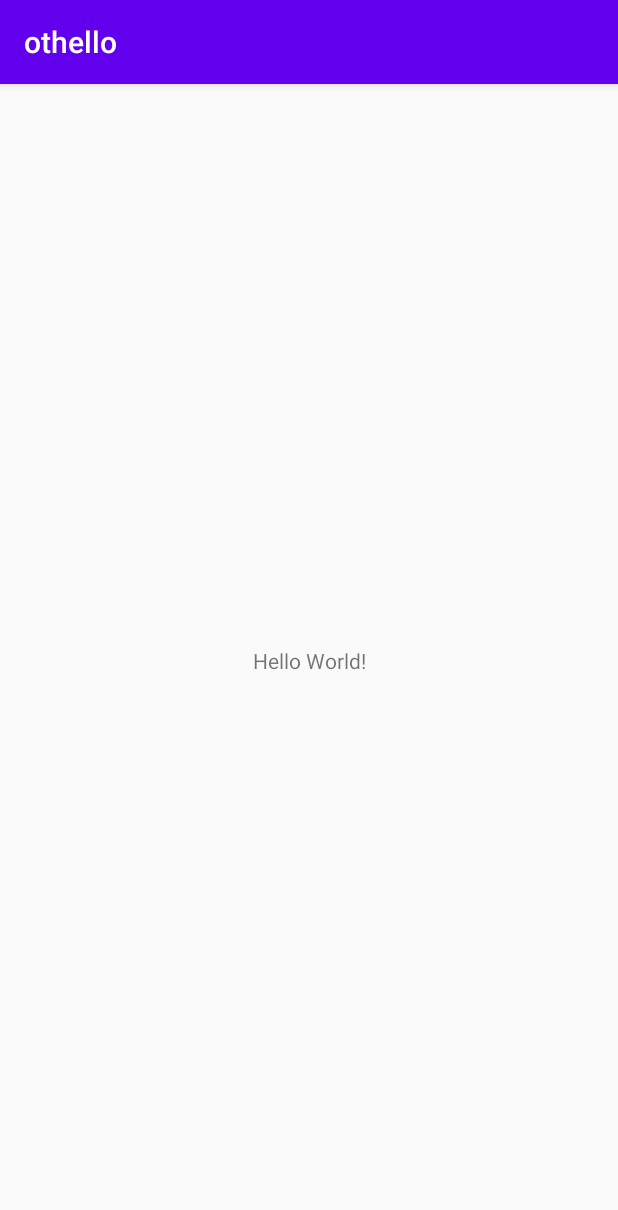
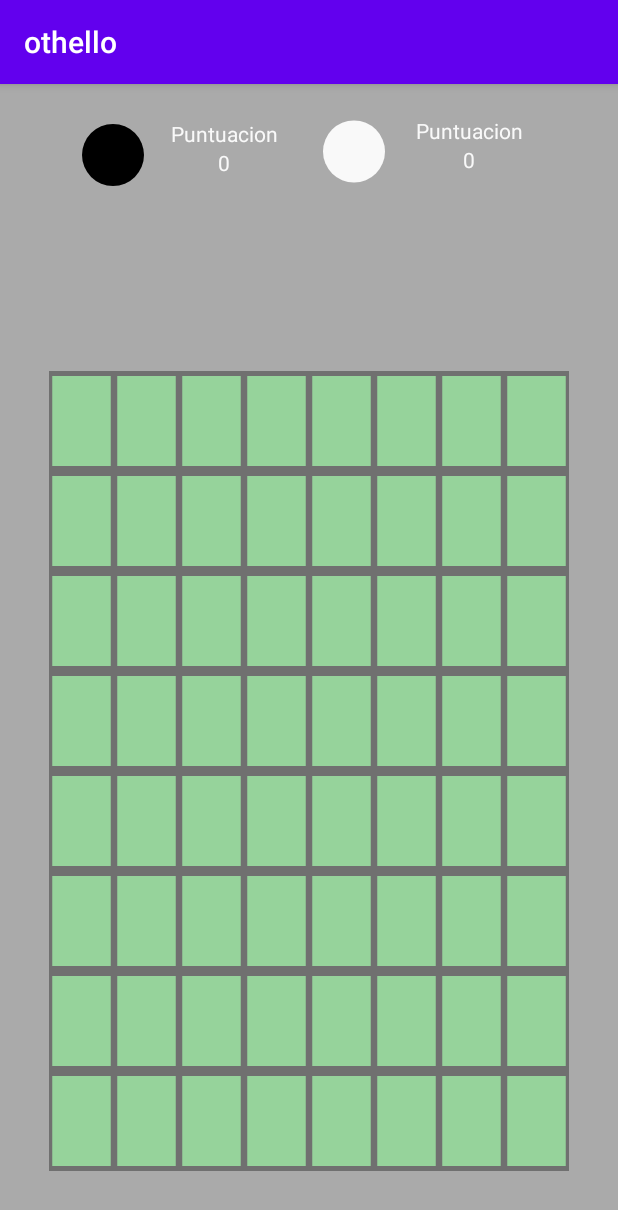
Before and after one commit to draconreyes/othello, an Android app: the screen it shows after launch (MainActivity before the commit, Juego after it), on a phone screen of 412 x 824 dp. Shown: the top 1210 px of the screen. Run offline under Robolectric (Android 15) with nearby library versions, the phone set to English and light mode, and no system bars.

Commit message:
Se creo tablero y parte visual del juego

```diff
--- a/app/build.gradle
+++ b/app/build.gradle
@@ -26,6 +26,7 @@ dependencies {
     implementation fileTree(dir: "libs", include: ["*.jar"])
     implementation 'androidx.appcompat:appcompat:1.1.0'
     implementation 'androidx.constraintlayout:constraintlayout:1.1.3'
+    implementation 'androidx.gridlayout:gridlayout:1.0.0'
     testImplementation 'junit:junit:4.12'
     androidTestImplementation 'androidx.test.ext:junit:1.1.1'
     androidTestImplementation 'androidx.test.espresso:espresso-core:3.2.0'
--- a/app/src/main/AndroidManifest.xml
+++ b/app/src/main/AndroidManifest.xml
@@ -9,7 +9,7 @@
         android:roundIcon="@mipmap/ic_launcher_round"
         android:supportsRtl="true"
         android:theme="@style/AppTheme">
-        <activity android:name=".MainActivity">
+        <activity android:name=".othello.Juego">
             <intent-filter>
                 <action android:name="android.intent.action.MAIN" />
 
--- a/app/src/main/java/com/example/othello/MainActivity.java
+++ /dev/null
@@ -1,14 +0,0 @@
-package com.example.othello;
-
-import androidx.appcompat.app.AppCompatActivity;
-
-import android.os.Bundle;
-
-public class MainActivity extends AppCompatActivity {
-
-    @Override
-    protected void onCreate(Bundle savedInstanceState) {
-        super.onCreate(savedInstanceState);
-        setContentView(R.layout.activity_main);
-    }
-}
--- /dev/null
+++ b/app/src/main/java/com/example/othello/controlador/Controlador_casillas.java
@@ -0,0 +1,29 @@
+package com.example.othello.controlador;
+
+import android.view.View;
+
+import androidx.constraintlayout.widget.ConstraintLayout;
+
+import com.example.othello.R;
+import com.example.othello.modelo.Tablero;
+
+public class Controlador_casillas {
+    private ConstraintLayout casillas[][];
+    public Controlador_casillas(ConstraintLayout casillas[][]){
+        this.casillas=casillas;
+        for (int i = 0; i < Tablero.ALTO; i++){
+            for (int j = 0; j < Tablero.ANCHO; j++){
+                final int finalI = i;
+                final int finalJ = j;
+                casillas[i][j].setOnClickListener(new View.OnClickListener() {
+                    @Override
+                    public void onClick(View view) {
+                        System.out.println("i="+ finalI +"j="+finalJ);
+                    }
+                });
+            }
+        }
+
+    }
+
+}
--- /dev/null
+++ b/app/src/main/java/com/example/othello/modelo/Tablero.java
@@ -0,0 +1,49 @@
+package com.example.othello.modelo;
+
+import android.content.Context;
+import android.graphics.Point;
+import android.view.Display;
+
+import androidx.constraintlayout.widget.ConstraintLayout;
+import androidx.gridlayout.widget.GridLayout;
+
+import com.example.othello.R;
+import com.example.othello.controlador.Controlador_casillas;
+import com.example.othello.othello.Juego;
+
+public class Tablero {
+    public static final int ANCHO=8;
+    public static final int ALTO =8;
+    public static final int BLANCA =1;
+    public static final int NEGRA =2;
+    private int [][] tablero;
+    private ConstraintLayout casillas[][];
+    private GridLayout grilla;
+    public Tablero(Juego juego, Context contexto) {
+        this.tablero = new int[ALTO][ANCHO];
+        this.grilla=juego.findViewById(R.id.grilla);
+        Point size = new Point();
+        Display display = juego.getWindowManager().getDefaultDisplay();
+        display.getSize(size);
+        int width = size.x;
+        int height = size.y;
+        this.casillas = new ConstraintLayout[this.ALTO][this.ANCHO];
+        grilla.setRowCount(Tablero.ALTO);
+        grilla.setColumnCount(Tablero.ANCHO);
+        for (int i = 0; i < Tablero.ALTO; i++){
+            for (int j = 0; j < Tablero.ANCHO; j++){
+                casillas[i][j] = new ConstraintLayout(juego);
+                casillas[i][j].setBackgroundResource(R.drawable.recuadro);
+                casillas[i][j].setMinHeight((int) (height * 0.65 / Tablero.ALTO));
+                casillas[i][j].setMinWidth((int) (width * 0.85 / Tablero.ANCHO));
+                casillas[i][j].setMaxHeight((int) (height * 0.65 / Tablero.ALTO));
+                casillas[i][j].setMaxWidth((int) (width * 0.85 / Tablero.ANCHO));
+                grilla.addView(casillas[i][j]);
+            }
+        }
+    }
+
+    public ConstraintLayout[][] getCasillas(){
+        return casillas;
+    }
+}
--- /dev/null
+++ b/app/src/main/java/com/example/othello/othello/Juego.java
@@ -0,0 +1,21 @@
+package com.example.othello.othello;
+
+import androidx.appcompat.app.AppCompatActivity;
+import androidx.constraintlayout.widget.ConstraintLayout;
+
+import android.graphics.Point;
+import android.os.Bundle;
+import android.view.Display;
+import androidx.gridlayout.widget.GridLayout;
+import com.example.othello.R;
+import com.example.othello.modelo.Tablero;
+
+public class Juego extends AppCompatActivity {
+    private Partidad partidad;
+    @Override
+    protected void onCreate(Bundle savedInstanceState) {
+        super.onCreate(savedInstanceState);
+        setContentView(R.layout.activity_main);
+        partidad= new Partidad(this,getBaseContext());
+    }
+}
--- /dev/null
+++ b/app/src/main/java/com/example/othello/othello/Partidad.java
@@ -0,0 +1,25 @@
+package com.example.othello.othello;
+
+import android.content.Context;
+import android.graphics.Point;
+import android.view.Display;
+import android.view.View;
+import android.widget.Toast;
+
+import androidx.appcompat.app.AppCompatActivity;
+import androidx.constraintlayout.widget.ConstraintLayout;
+import androidx.gridlayout.widget.GridLayout;
+
+import com.example.othello.R;
+import com.example.othello.modelo.Tablero;
+import com.example.othello.controlador.Controlador_casillas;
+
+public class Partidad  {
+    private Tablero tablero;
+    private Controlador_casillas controlador;
+    public Partidad (Juego juego, Context contexto){
+        tablero=new Tablero(juego,contexto);
+        controlador= new Controlador_casillas(tablero.getCasillas());
+    }
+
+}
--- /dev/null
+++ b/app/src/main/res/drawable/blancas.xml
@@ -0,0 +1,12 @@
+<?xml version="1.0" encoding="utf-8"?>
+<shape
+    xmlns:android="http://schemas.android.com/apk/res/android"
+    android:shape="oval">
+
+    <solid
+        android:color="#f9f9f9"/>
+
+    <size
+        android:width="15dp"
+        android:height="15dp"/>
+</shape>
--- /dev/null
+++ b/app/src/main/res/drawable/negras.xml
@@ -0,0 +1,12 @@
+<?xml version="1.0" encoding="utf-8"?>
+<shape
+    xmlns:android="http://schemas.android.com/apk/res/android"
+    android:shape="oval">
+
+    <solid
+        android:color="#000000"/>
+
+    <size
+        android:width="30dp"
+        android:height="30dp"/>
+</shape>
--- /dev/null
+++ b/app/src/main/res/drawable/recuadro.xml
@@ -0,0 +1,11 @@
+<vector xmlns:android="http://schemas.android.com/apk/res/android"
+    android:width="20dp"
+    android:height="20dp"
+    android:viewportWidth="20"
+    android:viewportHeight="20">
+    <path
+        android:pathData="M0.5,0.5h19v19h-19z"
+        android:strokeWidth="1"
+        android:fillColor="#96d39b"
+        android:strokeColor="#707070"/>
+</vector>
--- a/app/src/main/res/layout/activity_main.xml
+++ b/app/src/main/res/layout/activity_main.xml
@@ -2,17 +2,159 @@
 <androidx.constraintlayout.widget.ConstraintLayout xmlns:android="http://schemas.android.com/apk/res/android"
     xmlns:app="http://schemas.android.com/apk/res-auto"
     xmlns:tools="http://schemas.android.com/tools"
+    android:id="@+id/Layout_general"
     android:layout_width="match_parent"
     android:layout_height="match_parent"
-    tools:context=".MainActivity">
+    android:background="@drawable/ic_launcher_background"
+    android:backgroundTint="@android:color/darker_gray"
+    tools:context=".othello.Juego">
 
-    <TextView
+    <androidx.constraintlayout.widget.Guideline
+        android:id="@+id/linea_guia_arriba_grilla"
         android:layout_width="wrap_content"
         android:layout_height="wrap_content"
-        android:text="Hello World!"
-        app:layout_constraintBottom_toBottomOf="parent"
-        app:layout_constraintLeft_toLeftOf="parent"
-        app:layout_constraintRight_toRightOf="parent"
-        app:layout_constraintTop_toTopOf="parent" />
+        android:orientation="horizontal"
+        app:layout_constraintGuide_end="621dp" />
 
-</androidx.constraintlayout.widget.ConstraintLayout>
+    <androidx.constraintlayout.widget.Guideline
+        android:id="@+id/linea_super_abajo"
+        android:layout_width="wrap_content"
+        android:layout_height="wrap_content"
+        android:orientation="horizontal"
+        app:layout_constraintGuide_percent="1.0" />
+
+    <androidx.constraintlayout.widget.Guideline
+        android:id="@+id/linea_abajo"
+        android:layout_width="wrap_content"
+        android:layout_height="wrap_content"
+        android:orientation="horizontal"
+        app:layout_constraintGuide_begin="74dp" />
+
+    <androidx.constraintlayout.widget.Guideline
+        android:id="@+id/linea_izquierda"
+        android:layout_width="wrap_content"
+        android:layout_height="wrap_content"
+        android:orientation="vertical"
+        app:layout_constraintGuide_end="370dp" />
+
+    <androidx.constraintlayout.widget.Guideline
+        android:id="@+id/linea_derecha"
+        android:layout_width="wrap_content"
+        android:layout_height="wrap_content"
+        android:orientation="vertical"
+        app:layout_constraintGuide_begin="353dp"
+        app:layout_constraintGuide_percent="0.9" />
+
+    <androidx.constraintlayout.widget.Guideline
+        android:id="@+id/linea_centro"
+        android:layout_width="wrap_content"
+        android:layout_height="wrap_content"
+        android:orientation="vertical"
+        app:layout_constraintGuide_end="199dp" />
+
+    <androidx.constraintlayout.widget.Guideline
+        android:id="@+id/linea_arriba"
+        android:layout_width="wrap_content"
+        android:layout_height="wrap_content"
+        android:orientation="horizontal"
+        app:layout_constraintGuide_begin="22dp"
+        app:layout_constraintGuide_percent="0.02" />
+
+    <LinearLayout
+        android:layout_width="148dp"
+        android:layout_height="48dp"
+        android:layout_marginTop="8dp"
+        android:orientation="horizontal"
+        app:layout_constraintBottom_toTopOf="@+id/linea_abajo"
+        app:layout_constraintEnd_toStartOf="@+id/linea_centro"
+        app:layout_constraintHorizontal_bias="0.529"
+        app:layout_constraintStart_toStartOf="@+id/linea_izquierda"
+        app:layout_constraintTop_toTopOf="@+id/linea_arriba"
+        app:layout_constraintVertical_bias="0.0">
+
+        <ImageView
+            android:id="@+id/imagen_negras"
+            android:layout_width="41dp"
+            android:layout_height="match_parent"
+            app:srcCompat="@drawable/negras" />
+
+        <LinearLayout
+            android:layout_width="match_parent"
+            android:layout_height="match_parent"
+            android:layout_gravity="center"
+            android:orientation="vertical">
+
+            <TextView
+                android:id="@+id/puntuacion_blancas_texto"
+                android:layout_width="match_parent"
+                android:layout_height="wrap_content"
+                android:gravity="center"
+                android:text="Puntuacion"
+                android:textColor="#f9f9f9" />
+
+            <TextView
+                android:id="@+id/puntuacion_blancas"
+                android:layout_width="match_parent"
+                android:layout_height="wrap_content"
+                android:gravity="center"
+                android:text="0"
+                android:textColor="#f9f9f9" />
+
+
+        </LinearLayout>
+
+    </LinearLayout>
+
+    <LinearLayout
+        android:layout_width="153dp"
+        android:layout_height="47dp"
+        android:orientation="horizontal"
+        app:layout_constraintBottom_toTopOf="@+id/linea_abajo"
+        app:layout_constraintEnd_toStartOf="@+id/linea_derecha"
+        app:layout_constraintStart_toStartOf="@+id/linea_centro"
+        app:layout_constraintTop_toTopOf="@+id/linea_arriba">
+
+        <ImageView
+            android:id="@+id/imagen_blancas"
+            android:layout_width="41dp"
+            android:layout_height="match_parent"
+            app:srcCompat="@drawable/blancas" />
+
+        <LinearLayout
+            android:layout_width="match_parent"
+            android:layout_height="match_parent"
+            android:layout_gravity="center"
+            android:orientation="vertical">
+
+            <TextView
+                android:id="@+id/puntuacion_negras_texto"
+                android:layout_width="match_parent"
+                android:layout_height="wrap_content"
+                android:gravity="center"
+                android:text="Puntuacion"
+                android:textColor="#f9f9f9" />
+
+            <TextView
+                android:id="@+id/puntuacion_negras"
+                android:layout_width="match_parent"
+                android:layout_height="wrap_content"
+                android:gravity="center"
+                android:text="0"
+                android:textColor="#f9f9f9" />
+
+
+        </LinearLayout>
+
+    </LinearLayout>
+
+    <androidx.gridlayout.widget.GridLayout
+        android:id="@+id/grilla"
+        android:layout_width="wrap_content"
+        android:layout_height="wrap_content"
+        app:layout_constraintBottom_toTopOf="@+id/linea_super_abajo"
+        app:layout_constraintEnd_toStartOf="@+id/linea_derecha"
+        app:layout_constraintHorizontal_bias="0.533"
+        app:layout_constraintStart_toStartOf="@+id/linea_izquierda"
+        app:layout_constraintTop_toTopOf="@+id/linea_guia_arriba_grilla"/>
+
+    </androidx.constraintlayout.widget.ConstraintLayout>
```
